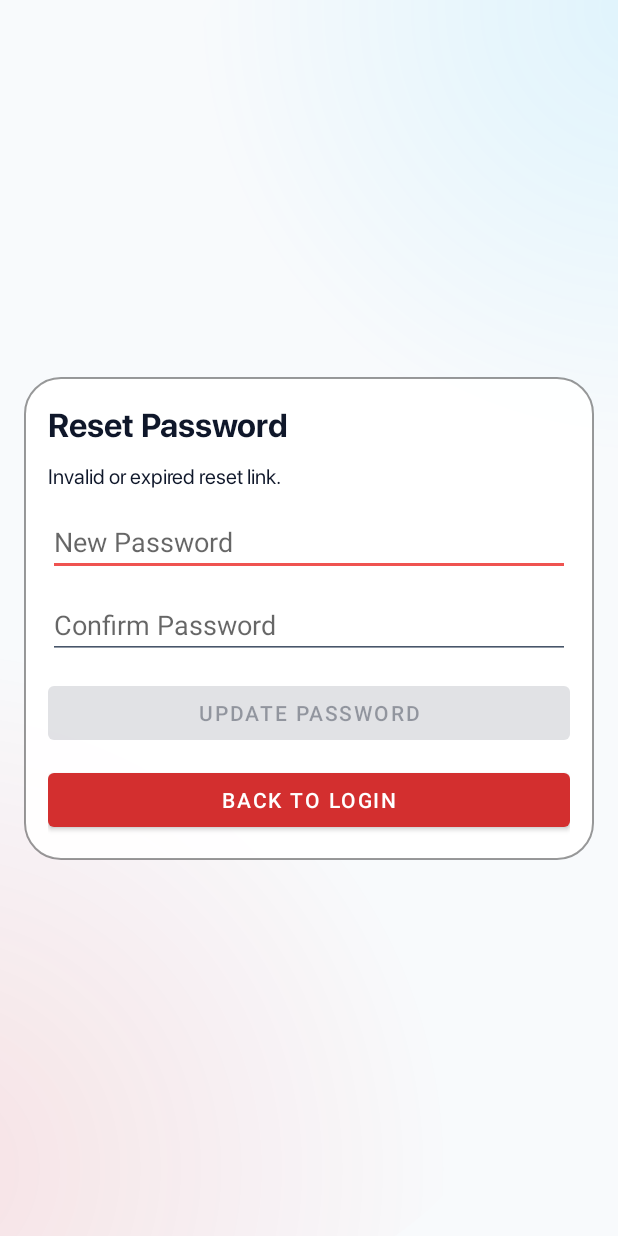
After one commit to Jorejj/MediaVault, an Android app: the SupabasePasswordResetActivity screen opened directly, with no data from a screen before it, on a phone screen of 412 x 824 dp. The commit adds this screen. Run offline under Robolectric (Android 15) with nearby library versions, the light colour scheme and no system bars.

Commit message:
feat(auth): complete forgot-password flow with app deep-link reset screen

```diff
--- a/app/src/main/java/com/example/mediavault/cloud/auth/SupabaseAuthActivity.java
+++ b/app/src/main/java/com/example/mediavault/cloud/auth/SupabaseAuthActivity.java
@@ -112,7 +112,7 @@ public class SupabaseAuthActivity extends AppCompatActivity {
             ToastUtils.showCustomToast(this, "Email is required.");
             return;
         }
-        authRepository.sendPasswordReset(email, "", new UiAuthCallback());
+        authRepository.sendPasswordReset(email, "mediavault://auth/reset", new UiAuthCallback());
     }
 
     private String readEmail() {
--- a/app/src/main/java/com/example/mediavault/cloud/auth/SupabaseAuthApi.java
+++ b/app/src/main/java/com/example/mediavault/cloud/auth/SupabaseAuthApi.java
@@ -7,6 +7,7 @@ import retrofit2.http.Body;
 import retrofit2.http.Header;
 import retrofit2.http.Headers;
 import retrofit2.http.POST;
+import retrofit2.http.PUT;
 
 public interface SupabaseAuthApi {
     @Headers("Content-Type: application/json")
@@ -39,4 +40,12 @@ public interface SupabaseAuthApi {
             @Header("apikey") String apikey,
             @Header("Authorization") String authorization
     );
+
+    @Headers("Content-Type: application/json")
+    @PUT("auth/v1/user")
+    Call<JsonObject> updateUserPassword(
+            @Header("apikey") String apikey,
+            @Header("Authorization") String authorization,
+            @Body JsonObject body
+    );
 }
--- /dev/null
+++ b/app/src/main/java/com/example/mediavault/cloud/auth/SupabasePasswordResetActivity.java
@@ -0,0 +1,98 @@
+package com.example.mediavault.cloud.auth;
+
+import android.content.Intent;
+import android.net.Uri;
+import android.os.Bundle;
+import android.text.TextUtils;
+import android.widget.Button;
+import android.widget.EditText;
+import android.widget.TextView;
+
+import androidx.appcompat.app.AppCompatActivity;
+
+import com.example.mediavault.R;
+import com.example.mediavault.utils.ThemeUtils;
+import com.example.mediavault.widget.ToastUtils;
+
+public class SupabasePasswordResetActivity extends AppCompatActivity {
+    private SupabaseAuthRepository authRepository;
+    private TextView textStatus;
+    private EditText editNewPassword;
+    private EditText editConfirmPassword;
+    private String accessToken = "";
+
+    @Override
+    protected void onCreate(Bundle savedInstanceState) {
+        ThemeUtils.applySavedTheme(this);
+        super.onCreate(savedInstanceState);
+        setContentView(R.layout.activity_supabase_password_reset);
+
+        authRepository = new SupabaseAuthRepository(this);
+        textStatus = findViewById(R.id.text_reset_status);
+        editNewPassword = findViewById(R.id.edit_reset_password);
+        editConfirmPassword = findViewById(R.id.edit_reset_password_confirm);
+        Button buttonSubmit = findViewById(R.id.btn_reset_submit);
+        Button buttonBack = findViewById(R.id.btn_reset_back_to_login);
+
+        accessToken = extractAccessToken(getIntent() == null ? null : getIntent().getData());
+        if (TextUtils.isEmpty(accessToken)) {
+            textStatus.setText(getString(R.string.auto_reset_link_invalid));
+            buttonSubmit.setEnabled(false);
+        } else {
+            textStatus.setText(getString(R.string.auto_reset_link_valid));
+        }
+
+        buttonSubmit.setOnClickListener(v -> submitReset());
+        buttonBack.setOnClickListener(v -> {
+            startActivity(new Intent(this, SupabaseAuthActivity.class));
+            finish();
+        });
+    }
+
+    private void submitReset() {
+        String password = text(editNewPassword);
+        String confirm = text(editConfirmPassword);
+        if (password.length() < 6) {
+            ToastUtils.showCustomToast(this, "Password must be at least 6 characters.");
+            return;
+        }
+        if (!password.equals(confirm)) {
+            ToastUtils.showCustomToast(this, "Passwords do not match.");
+            return;
+        }
+        authRepository.resetPasswordWithAccessToken(accessToken, password, new SupabaseAuthRepository.AuthCallback() {
+            @Override
+            public void onSuccess(String message) {
+                ToastUtils.showCustomToast(SupabasePasswordResetActivity.this, message);
+                startActivity(new Intent(SupabasePasswordResetActivity.this, SupabaseAuthActivity.class));
+                finish();
+            }
+
+            @Override
+            public void onError(String message) {
+                ToastUtils.showCustomToast(SupabasePasswordResetActivity.this, message);
+            }
+        });
+    }
+
+    private static String text(EditText editText) {
+        CharSequence value = editText.getText();
+        return value == null ? "" : value.toString().trim();
+    }
+
+    private static String extractAccessToken(Uri uri) {
+        if (uri == null) return "";
+        String queryToken = uri.getQueryParameter("access_token");
+        if (!TextUtils.isEmpty(queryToken)) return queryToken;
+        String fragment = uri.getFragment();
+        if (TextUtils.isEmpty(fragment)) return "";
+        String[] pairs = fragment.split("&");
+        for (String pair : pairs) {
+            String[] kv = pair.split("=", 2);
+            if (kv.length == 2 && "access_token".equals(kv[0])) {
+                return kv[1];
+            }
+        }
+        return "";
+    }
+}
--- /dev/null
+++ b/app/src/main/res/layout/activity_supabase_password_reset.xml
@@ -0,0 +1,87 @@
+<?xml version="1.0" encoding="utf-8"?>
+<androidx.constraintlayout.widget.ConstraintLayout xmlns:android="http://schemas.android.com/apk/res/android"
+    xmlns:app="http://schemas.android.com/apk/res-auto"
+    android:layout_width="match_parent"
+    android:layout_height="match_parent"
+    android:background="@drawable/ambient_mesh_bg">
+
+    <androidx.constraintlayout.widget.ConstraintLayout
+        android:layout_width="0dp"
+        android:layout_height="wrap_content"
+        android:layout_marginStart="16dp"
+        android:layout_marginEnd="16dp"
+        android:background="@drawable/glass_card_bg"
+        android:padding="16dp"
+        app:layout_constraintBottom_toBottomOf="parent"
+        app:layout_constraintEnd_toEndOf="parent"
+        app:layout_constraintStart_toStartOf="parent"
+        app:layout_constraintTop_toTopOf="parent">
+
+        <TextView
+            android:id="@+id/text_reset_title"
+            android:layout_width="0dp"
+            android:layout_height="wrap_content"
+            android:fontFamily="@font/sf_pro_bold"
+            android:text="@string/auto_reset_password"
+            android:textColor="?attr/colorOnSurface"
+            android:textSize="22sp"
+            app:layout_constraintEnd_toEndOf="parent"
+            app:layout_constraintStart_toStartOf="parent"
+            app:layout_constraintTop_toTopOf="parent" />
+
+        <TextView
+            android:id="@+id/text_reset_status"
+            android:layout_width="0dp"
+            android:layout_height="wrap_content"
+            android:layout_marginTop="10dp"
+            android:fontFamily="@font/sf_pro_regular"
+            android:textColor="?attr/colorOnSurface"
+            android:textSize="14sp"
+            app:layout_constraintEnd_toEndOf="parent"
+            app:layout_constraintStart_toStartOf="parent"
+            app:layout_constraintTop_toBottomOf="@id/text_reset_title" />
+
+        <EditText
+            android:id="@+id/edit_reset_password"
+            android:layout_width="0dp"
+            android:layout_height="wrap_content"
+            android:layout_marginTop="12dp"
+            android:hint="@string/auto_new_password"
+            android:inputType="textPassword"
+            app:layout_constraintEnd_toEndOf="parent"
+            app:layout_constraintStart_toStartOf="parent"
+            app:layout_constraintTop_toBottomOf="@id/text_reset_status" />
+
+        <EditText
+            android:id="@+id/edit_reset_password_confirm"
+            android:layout_width="0dp"
+            android:layout_height="wrap_content"
+            android:layout_marginTop="10dp"
+            android:hint="@string/auto_confirm_password"
+            android:inputType="textPassword"
+            app:layout_constraintEnd_toEndOf="parent"
+            app:layout_constraintStart_toStartOf="parent"
+            app:layout_constraintTop_toBottomOf="@id/edit_reset_password" />
+
+        <Button
+            android:id="@+id/btn_reset_submit"
+            android:layout_width="0dp"
+            android:layout_height="wrap_content"
+            android:layout_marginTop="12dp"
+            android:text="@string/auto_update_password"
+            app:layout_constraintEnd_toEndOf="parent"
+            app:layout_constraintStart_toStartOf="parent"
+            app:layout_constraintTop_toBottomOf="@id/edit_reset_password_confirm" />
+
+        <Button
+            android:id="@+id/btn_reset_back_to_login"
+            android:layout_width="0dp"
+            android:layout_height="wrap_content"
+            android:layout_marginTop="10dp"
+            android:text="@string/auto_back_to_login"
+            app:layout_constraintEnd_toEndOf="parent"
+            app:layout_constraintStart_toStartOf="parent"
+            app:layout_constraintTop_toBottomOf="@id/btn_reset_submit" />
+    </androidx.constraintlayout.widget.ConstraintLayout>
+
+</androidx.constraintlayout.widget.ConstraintLayout>
--- a/app/src/main/res/values/strings.xml
+++ b/app/src/main/res/values/strings.xml
@@ -387,5 +387,12 @@
     <string name="auto_display_name">Display Name</string>
     <string name="auto_avatar_url">Avatar URL</string>
     <string name="auto_save_profile">Save Profile</string>
+    <string name="auto_reset_password">Reset Password</string>
+    <string name="auto_new_password">New Password</string>
+    <string name="auto_confirm_password">Confirm Password</string>
+    <string name="auto_update_password">Update Password</string>
+    <string name="auto_back_to_login">Back to Login</string>
+    <string name="auto_reset_link_invalid">Invalid or expired reset link.</string>
+    <string name="auto_reset_link_valid">Set your new password.</string>
     <string name="auto_exit">Exit</string>
 </resources>
```
Also changed, not shown: app/src/main/AndroidManifest.xml (+12 -0 lines), app/src/main/java/com/example/mediavault/cloud/auth/SupabaseAuthRepository.java (+36 -0 lines), 1 other file.
